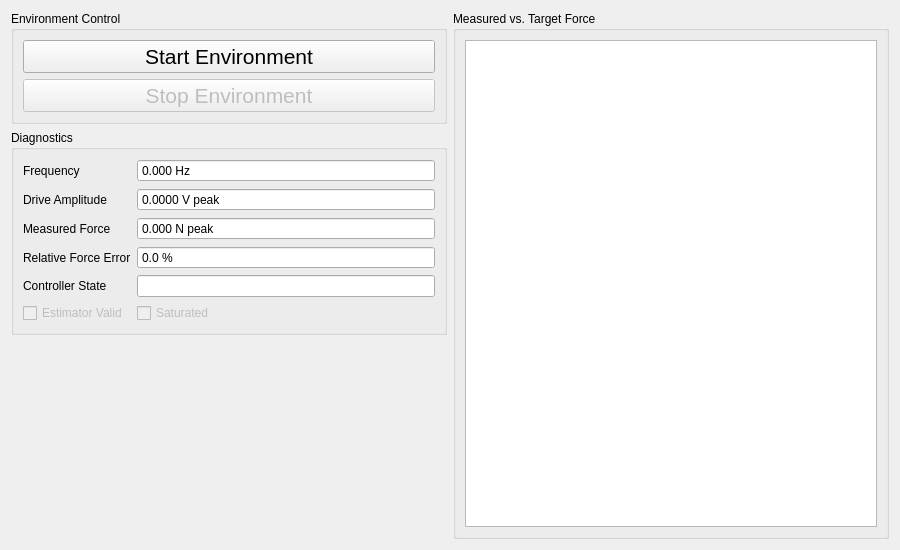
First picture: the form in components/sine_force_control_run.ui, repository uxmjo/rattlesnake-vibration-controller, before the edit.
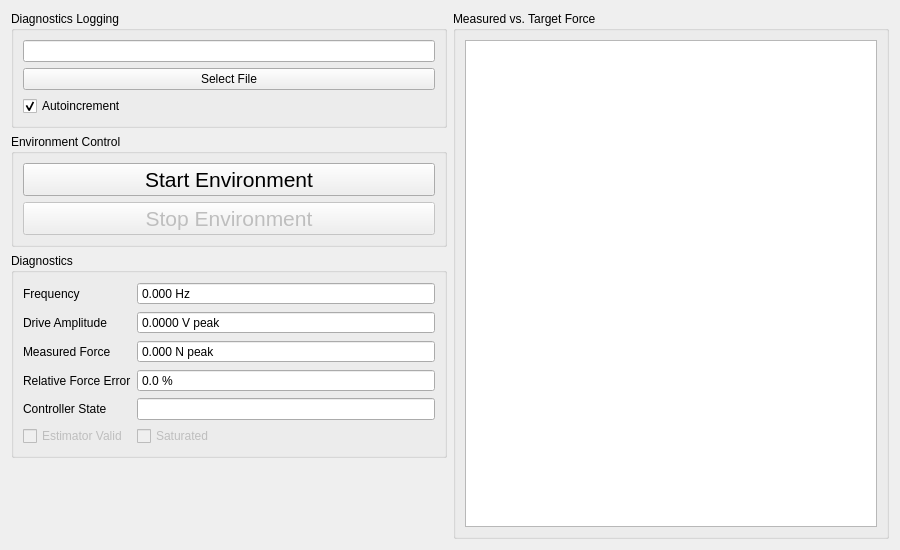
Second picture: the form after the edit. Custom widgets are drawn as their Qt base class.

Commit message: kleiner fehler in GUI behoben

What changed in the file:
```diff
--- a/components/sine_force_control_run.ui
+++ b/components/sine_force_control_run.ui
@@ -16,6 +16,45 @@
   <layout class="QHBoxLayout" name="horizontalLayout">
    <item>
     <layout class="QVBoxLayout" name="environment_control_layout">
+     <item>
+      <widget class="QGroupBox" name="logging_groupbox">
+       <property name="title">
+        <string>Diagnostics Logging</string>
+       </property>
+       <layout class="QVBoxLayout" name="logging_layout">
+        <item>
+         <widget class="QLineEdit" name="data_file_selector">
+          <property name="toolTip">
+           <string>NetCDF file in which controller diagnostics (frequency, target/measured force, drive amplitude, status) will be logged. Must be set before Start Environment is enabled.</string>
+          </property>
+          <property name="readOnly">
+           <bool>true</bool>
+          </property>
+         </widget>
+        </item>
+        <item>
+         <widget class="QPushButton" name="select_file_button">
+          <property name="text">
+           <string>Select File</string>
+          </property>
+         </widget>
+        </item>
+        <item>
+         <widget class="QCheckBox" name="autoincrement_checkbox">
+          <property name="toolTip">
+           <string>Automatically append an incrementing index to the file name to avoid overwriting previous data.</string>
+          </property>
+          <property name="text">
+           <string>Autoincrement</string>
+          </property>
+          <property name="checked">
+           <bool>true</bool>
+          </property>
+         </widget>
+        </item>
+       </layout>
+      </widget>
+     </item>
      <item>
       <widget class="QGroupBox" name="environment_control_groupbox">
        <property name="sizePolicy">
```
The commit also changes 2 other files.
